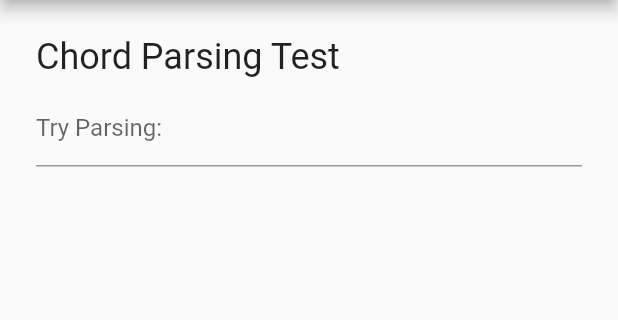
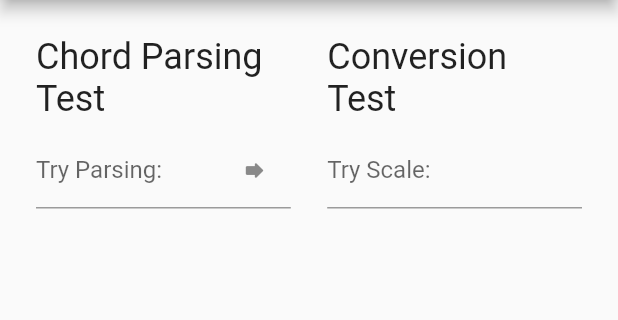
Before and after one commit to vayoa/harmony_dashboard, a Flutter app: the screen it shows after launch, on a phone screen of 412 x 824 dp, the part 84-404 px from its top. Run offline on Flutter 3.47's test engine with Material 2 defaults, Android fonts, the phone set to English and light mode, and no system bars; our stand-ins replace google_fonts; missing offline and left inert: harmony_theory, tonic.

Commit message:
feat(conversion): Added a conversion test.

```diff
--- a/lib/main.dart
+++ b/lib/main.dart
@@ -1,7 +1,9 @@
-
 import 'package:flutter/material.dart';
 import 'package:google_fonts/google_fonts.dart';
+import 'package:harmony_dashboard/widgets/parser_widgets.dart';
+import 'package:harmony_theory/modals/theory_base/pitch_scale.dart';
 import 'package:harmony_theory/tests/parsing_test.dart';
+import 'package:tonic/tonic.dart';
 
 void main() {
   runApp(const MyApp());
@@ -34,6 +36,8 @@
 
 class _MyHomePageState extends State<MyHomePage> {
   ParsingTestResult? result;
+  String parsingInput = '';
+  PitchScale? scale;
 
   @override
   Widget build(BuildContext context) {
@@ -43,71 +47,122 @@
       ),
       body: Padding(
         padding: const EdgeInsets.all(24.0),
-        child: Column(
-          crossAxisAlignment: CrossAxisAlignment.start,
+        child: Row(
           children: [
-            Text('Chord Parsing Test',
-                style: Theme.of(context).textTheme.headline5),
-            const SizedBox(height: 8),
-            TextField(
-              maxLines: 1,
-              decoration: const InputDecoration(
-                isDense: true,
-                constraints: BoxConstraints(maxWidth: 600),
+            Flexible(
+              flex: 7,
+              child: Section(
+                title: 'Chord Parsing Test',
                 hintText: 'Type a chord here...',
                 labelText: 'Try Parsing: ',
+                suffixIcon: const Icon(Icons.forward_rounded),
+                onChanged: (input) => setState(() => _handleInput(input)),
+                children: result == null
+                    ? const []
+                    : [
+                        const SizedBox(height: 20.0),
+                        (result!.error != null
+                            ? ParseError(exception: result!.error!)
+                            : ParseInfo(spec: result!.originalSpec!)),
+                      ],
               ),
-              onChanged: (input) => setState(() =>
-                  result = input.isEmpty ? null : ParsingTest.test(input)),
             ),
-            if (result != null) ...[
-              const SizedBox(height: 20.0),
-              SelectableText.rich(
-                TextSpan(children: _buildSpan()),
-                style: const TextStyle(fontSize: 16.0),
+            const Spacer(),
+            Flexible(
+              flex: 7,
+              child: Section(
+                title: 'Conversion Test',
+                hintText: (result == null || result!.convertedScale == null)
+                    ? 'Type a scale here...'
+                    : result!.convertedScale!,
+                labelText: 'Try Scale: ',
+                suffixIcon:
+                    scale == null ? null : const Icon(Icons.check_rounded),
+                onChanged: (input) => setState(() {
+                  scale = _parse(input);
+                  _handleInput(parsingInput);
+                }),
+                children: result == null
+                    ? const []
+                    : [
+                        const SizedBox(height: 20.0),
+                        if (result!.error == null)
+                          ParseInfo(spec: result!.convertedSpec!),
+                      ],
               ),
-            ],
+            ),
           ],
         ),
       ),
     );
   }
 
-  List<TextSpan> _buildSpan() {
-    if (result!.error != null) {
-      return [
-        _boldSpan('Error!\n'),
-        TextSpan(text: '${result!.error}.'),
-      ];
-    }
-    ParsingTestResultSpec spec = result!.spec!;
-    return [
-      ..._group('Found Type', spec.type),
-      ..._group('Root', spec.root),
-      ..._group(
-        'Bass',
-        spec.bass + (spec.root == spec.bass ? ' (same as root)' : ''),
-      ),
-      ..._group('Pattern', spec.pattern),
-      ..._group('\nDisplayed As', '', suffix: ''),
-      TextSpan(
-        text: '${spec.object}.',
-        style: GoogleFonts.roboto(
-          color: Theme.of(context).primaryColor,
-          fontSize: 24.0,
-          fontWeight: FontWeight.bold,
-        ),
-      ),
-    ];
+  _handleInput(String input) {
+    parsingInput = input;
+    result = parsingInput.isEmpty
+        ? null
+        : ParsingTest.test(parsingInput, scale: scale);
   }
 
-  TextSpan _boldSpan(String text) =>
-      TextSpan(text: text, style: const TextStyle(fontWeight: FontWeight.bold));
+  static final RegExp _scaleRegex =
+      RegExp(r"([a-gA-G],*'*[#b♯♭𝄪𝄫]*)[\W]*(m|minor|major)", caseSensitive: false);
 
-  List<TextSpan> _group(String header, String text, {String suffix = '.\n'}) =>
-      [
-        _boldSpan('$header: '),
-        TextSpan(text: text),
-        TextSpan(text: suffix),
-      ];
+  PitchScale? _parse(String input) {
+    final match = _scaleRegex.matchAsPrefix(input);
+    if (match == null) return null;
+    try {
+      return PitchScale.common(
+          tonic: Pitch.parse(match[1]!),
+          minor: match[2] != null &&
+              (match[2] == 'm' ||
+                  match[2]!.contains(RegExp('minor', caseSensitive: false))));
+    } catch (_) {
+      return null;
+    }
+  }
 }
+
+class Section extends StatelessWidget {
+  const Section({
+    Key? key,
+    required this.title,
+    required this.hintText,
+    required this.labelText,
+    required this.children,
+    required this.onChanged,
+    this.suffixIcon,
+  }) : super(key: key);
+
+  final String title;
+  final String hintText;
+  final String labelText;
+  final List<Widget> children;
+  final void Function(String) onChanged;
+  final Widget? suffixIcon;
+
+  @override
+  Widget build(BuildContext context) {
+    return Column(
+      crossAxisAlignment: CrossAxisAlignment.start,
+      children: [
+        Text(title, style: Theme.of(context).textTheme.headline5),
+        const SizedBox(height: 8),
+        TextField(
+          maxLines: 1,
+          decoration: InputDecoration(
+            isDense: true,
+            constraints: const BoxConstraints(
+              minWidth: 100,
+              maxWidth: 600,
+            ),
+            hintText: hintText,
+            labelText: labelText,
+            suffixIcon: suffixIcon,
+          ),
+          onChanged: onChanged,
+        ),
+        ...children,
+      ],
+    );
+  }
+}
--- /dev/null
+++ b/lib/widgets/parser_widgets.dart
@@ -0,0 +1,74 @@
+import 'package:flutter/material.dart';
+import 'package:google_fonts/google_fonts.dart';
+import 'package:harmony_theory/tests/parsing_test.dart';
+
+class ParserWidget extends StatelessWidget {
+  const ParserWidget({Key? key}) : super(key: key);
+
+  List<InlineSpan> children(BuildContext context) => [];
+
+  @override
+  Widget build(BuildContext context) {
+    return SelectableText.rich(
+      TextSpan(
+        children: children(context),
+      ),
+      style: const TextStyle(fontSize: 16.0),
+    );
+  }
+
+  static TextSpan boldSpan(String text) =>
+      TextSpan(text: text, style: const TextStyle(fontWeight: FontWeight.bold));
+
+  static List<TextSpan> group(String header, String text,
+          {String suffix = '.\n'}) =>
+      [
+        boldSpan('$header: '),
+        TextSpan(text: text),
+        TextSpan(text: suffix),
+      ];
+}
+
+class ParseError extends ParserWidget {
+  const ParseError({
+    Key? key,
+    required this.exception,
+  }) : super(key: key);
+
+  final Exception exception;
+
+  @override
+  List<InlineSpan> children(BuildContext context) => [
+        ParserWidget.boldSpan('Error!\n'),
+        TextSpan(text: '$exception.'),
+      ];
+}
+
+class ParseInfo extends ParserWidget {
+  const ParseInfo({
+    Key? key,
+    required this.spec,
+  }) : super(key: key);
+
+  final ParsingTestResultSpec spec;
+
+  @override
+  List<InlineSpan> children(BuildContext context) => [
+    ...ParserWidget.group('Found Type', spec.type),
+    ...ParserWidget.group('Root', spec.root),
+    ...ParserWidget.group(
+      'Bass',
+      spec.bass + (spec.root == spec.bass ? ' (same as root)' : ''),
+    ),
+    ...ParserWidget.group('Pattern', spec.pattern),
+    ...ParserWidget.group('\nDisplayed As', '', suffix: ''),
+    TextSpan(
+      text: '${spec.object}.',
+      style: GoogleFonts.roboto(
+        color: Theme.of(context).primaryColor,
+        fontSize: 24.0,
+        fontWeight: FontWeight.bold,
+      ),
+    ),
+  ];
+}
```
Also changed, not shown: pubspec.lock.
